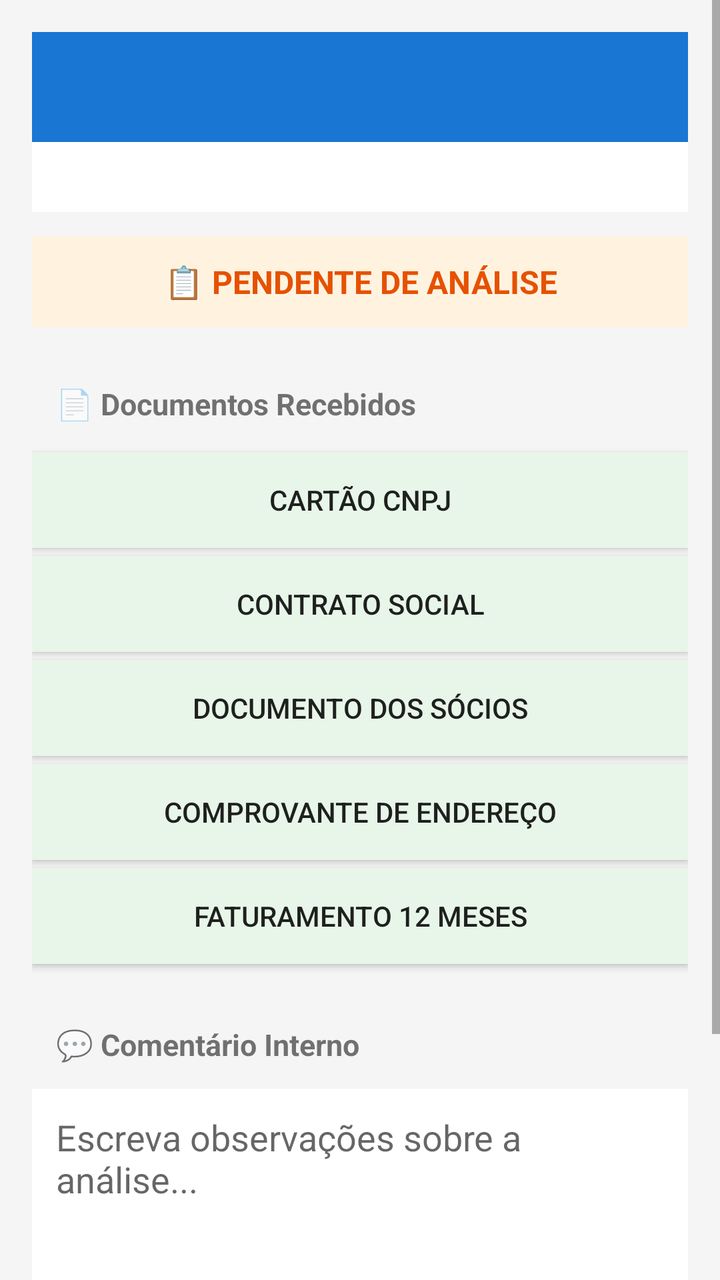
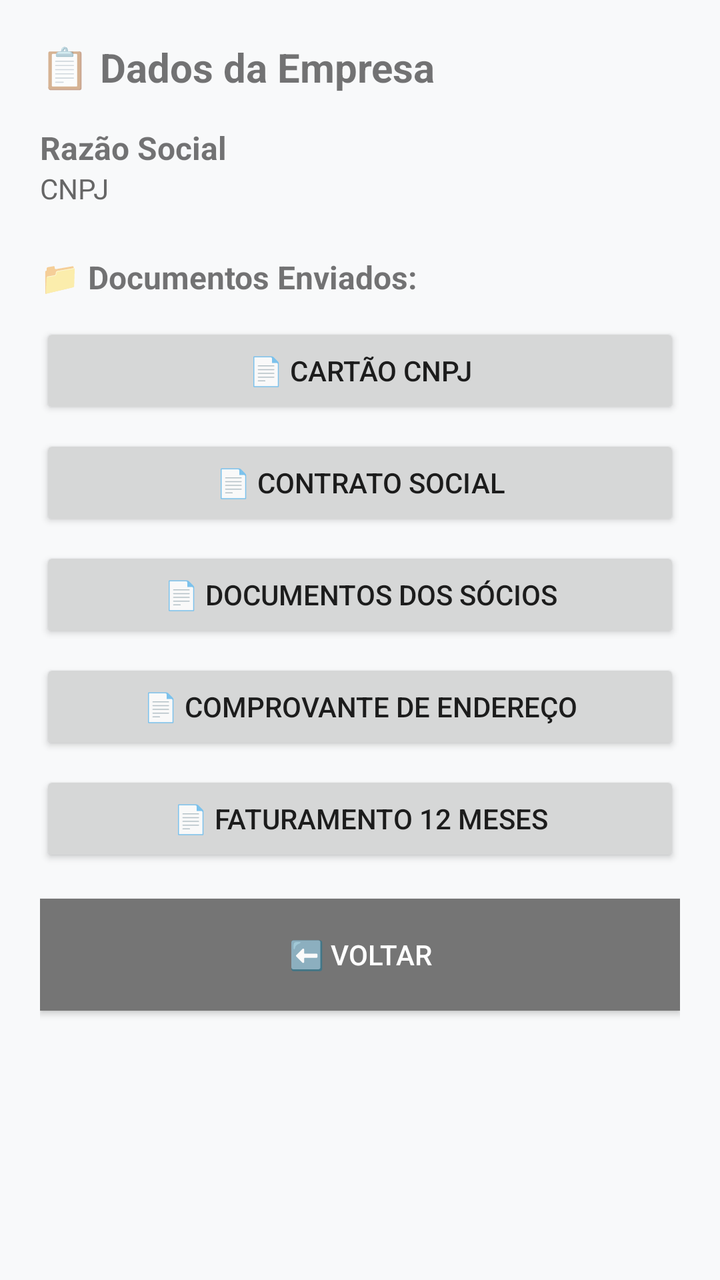

Before-and-after screenshots of an Android layout around one commit, followed by the original layout XML and the change that was made.
<!-- AndroidManifest.xml: application theme Theme.AppCompat.Light.NoActionBar -->
<!-- res/layout/detalhes_empresa.xml -->
<?xml version="1.0" encoding="utf-8"?>
<ScrollView xmlns:android="http://schemas.android.com/apk/res/android"
    android:layout_width="match_parent"
    android:layout_height="match_parent"
    android:background="#F5F5F5">

    <LinearLayout android:layout_width="match_parent" android:layout_height="wrap_content"
        android:orientation="vertical" android:padding="16dp">

        
        <TextView android:id="@+id/detalhe_nome" android:layout_width="match_parent"
            android:layout_height="wrap_content" android:textSize="20sp" android:textStyle="bold"
            android:padding="14dp" android:background="#1976D2" android:textColor="#FFFFFF"/>
        <TextView android:id="@+id/detalhe_cnpj" android:layout_width="match_parent"
            android:layout_height="wrap_content" android:textSize="14sp" android:padding="8dp"
            android:textColor="#555555" android:background="#FFFFFF"/>

        
        <TextView android:id="@+id/status_atual" android:layout_width="match_parent"
            android:layout_height="wrap_content" android:text="📋 PENDENTE DE ANÁLISE"
            android:textSize="16sp" android:textStyle="bold" android:padding="12dp"
            android:layout_marginTop="12dp" android:background="#FFF3E0" android:textColor="#E65100"
            android:gravity="center"/>

        
        <TextView android:layout_width="match_parent" android:layout_height="wrap_content"
            android:text="📄 Documentos Recebidos" android:textSize="15sp" android:textStyle="bold"
            android:padding="12dp" android:layout_marginTop="16dp"/>

        <Button android:id="@+id/doc1" android:layout_width="match_parent" android:layout_height="48dp"
            android:layout_marginVertical="2dp" android:text="Cartão CNPJ" android:background="#E8F5E9"/>
        <Button android:id="@+id/doc2" android:layout_width="match_parent" android:layout_height="48dp"
            android:layout_marginVertical="2dp" android:text="Contrato Social" android:background="#E8F5E9"/>
        <Button android:id="@+id/doc3" android:layout_width="match_parent" android:layout_height="48dp"
            android:layout_marginVertical="2dp" android:text="Documento dos Sócios" android:background="#E8F5E9"/>
        <Button android:id="@+id/doc4" android:layout_width="match_parent" android:layout_height="48dp"
            android:layout_marginVertical="2dp" android:text="Comprovante de Endereço" android:background="#E8F5E9"/>
        <Button android:id="@+id/doc5" android:layout_width="match_parent" android:layout_height="48dp"
            android:layout_marginVertical="2dp" android:text="Faturamento 12 Meses" android:background="#E8F5E9"/>

        
        <TextView android:layout_width="match_parent" android:layout_height="wrap_content"
            android:text="💬 Comentário Interno" android:textSize="15sp" android:textStyle="bold"
            android:padding="12dp" android:layout_marginTop="16dp"/>
        <EditText android:id="@+id/campo_comentario" android:layout_width="match_parent"
            android:layout_height="100dp" android:hint="Escreva observações sobre a análise..."
            android:padding="12dp" android:background="#FFFFFF" android:gravity="top"/>
        <Button android:id="@+id/botao_salvar_comentario" android:layout_width="match_parent"
            android:layout_height="48dp" android:text="💾 SALVAR COMENTÁRIO"
            android:background="#607D8B" android:textColor="#FFFFFF" android:layout_marginTop="8dp"/>

        
        <LinearLayout android:layout_width="match_parent"
    android:layout_height="wrap_content"
    android:orientation="horizontal"
    android:layout_marginTop="20dp">
            
            <Button android:id="@+id/botao_aprovado"
    android:layout_width="0dp"
    android:layout_height="56dp"
    android:layout_weight="1"
    android:layout_marginHorizontal="4dp"
    android:text="✅ APROVAR"
    android:background="#2E7D32"
    android:textColor="#FFFFFF"
    android:textSize="15sp"/>

<Button android:id="@+id/botao_rejeitado"
    android:layout_width="0dp"
    android:layout_height="56dp"
    android:layout_weight="1"
    android:layout_marginHorizontal="4dp"
    android:text="❌ REJEITAR"
    android:background="#C62828"
    android:textColor="#FFFFFF"
    android:textSize="15sp"/>
            
        </LinearLayout>

    </LinearLayout>
</ScrollView>
<!-- resources referenced by this layout -->
<resources>

</resources>

<!-- the commit's change to res/layout/detalhes_empresa.xml (unified diff, before → after) -->
@@ -1,81 +1,56 @@
 <?xml version="1.0" encoding="utf-8"?>
-<ScrollView xmlns:android="http://schemas.android.com/apk/res/android"
+<LinearLayout xmlns:android="http://schemas.android.com/apk/res/android"
     android:layout_width="match_parent"
     android:layout_height="match_parent"
-    android:background="#F5F5F5">
+    android:orientation="vertical"
+    android:padding="20dp"
+    android:background="#F8F9FA">
 
-    <LinearLayout android:layout_width="match_parent" android:layout_height="wrap_content"
-        android:orientation="vertical" android:padding="16dp">
+    <TextView
+        android:layout_width="match_parent"
+        android:layout_height="wrap_content"
+        android:text="📋 Dados da Empresa"
+        android:textSize="20sp"
+        android:textStyle="bold"
+        android:layout_marginBottom="16dp"/>
 
-        
-        <TextView android:id="@+id/detalhe_nome" android:layout_width="match_parent"
-            android:layout_height="wrap_content" android:textSize="20sp" android:textStyle="bold"
-            android:padding="14dp" android:background="#1976D2" android:textColor="#FFFFFF"/>
-        <TextView android:id="@+id/detalhe_cnpj" android:layout_width="match_parent"
-            android:layout_height="wrap_content" android:textSize="14sp" android:padding="8dp"
-            android:textColor="#555555" android:background="#FFFFFF"/>
+    <TextView
+        android:id="@+id/detalhe_razao"
+        android:layout_width="match_parent"
+        android:layout_height="wrap_content"
+        android:text="Razão Social"
+        android:textSize="16sp"
+        android:textStyle="bold"/>
 
-        
-        <TextView android:id="@+id/status_atual" android:layout_width="match_parent"
-            android:layout_height="wrap_content" android:text="📋 PENDENTE DE ANÁLISE"
-            android:textSize="16sp" android:textStyle="bold" android:padding="12dp"
-            android:layout_marginTop="12dp" android:background="#FFF3E0" android:textColor="#E65100"
-            android:gravity="center"/>
+    <TextView
+        android:id="@+id/detalhe_cnpj"
+        android:layout_width="match_parent"
+        android:layout_height="wrap_content"
+        android:text="CNPJ"
+        android:textSize="14sp"
+        android:textColor="#666666"
+        android:layout_marginBottom="24dp"/>
 
-        
-        <TextView android:layout_width="match_parent" android:layout_height="wrap_content"
-            android:text="📄 Documentos Recebidos" android:textSize="15sp" android:textStyle="bold"
-            android:padding="12dp" android:layout_marginTop="16dp"/>
+    <TextView
+        android:layout_width="match_parent"
+        android:layout_height="wrap_content"
+        android:text="📁 Documentos Enviados:"
+        android:textSize="16sp"
+        android:textStyle="bold"
+        android:layout_marginBottom="12dp"/>
 
-        <Button android:id="@+id/doc1" android:layout_width="match_parent" android:layout_height="48dp"
-            android:layout_marginVertical="2dp" android:text="Cartão CNPJ" android:background="#E8F5E9"/>
-        <Button android:id="@+id/doc2" android:layout_width="match_parent" android:layout_height="48dp"
-            android:layout_marginVertical="2dp" android:text="Contrato Social" android:background="#E8F5E9"/>
-        <Button android:id="@+id/doc3" android:layout_width="match_parent" android:layout_height="48dp"
-            android:layout_marginVertical="2dp" android:text="Documento dos Sócios" android:background="#E8F5E9"/>
-        <Button android:id="@+id/doc4" android:layout_width="match_parent" android:layout_height="48dp"
-            android:layout_marginVertical="2dp" android:text="Comprovante de Endereço" android:background="#E8F5E9"/>
-        <Button android:id="@+id/doc5" android:layout_width="match_parent" android:layout_height="48dp"
-            android:layout_marginVertical="2dp" android:text="Faturamento 12 Meses" android:background="#E8F5E9"/>
+    <Button android:id="@+id/ver_cnpj" android:layout_width="match_parent" android:layout_height="wrap_content" android:text="📄 Cartão CNPJ" android:layout_marginBottom="8dp"/>
+    <Button android:id="@+id/ver_contrato" android:layout_width="match_parent" android:layout_height="wrap_content" android:text="📄 Contrato Social" android:layout_marginBottom="8dp"/>
+    <Button android:id="@+id/ver_socios" android:layout_width="match_parent" android:layout_height="wrap_content" android:text="📄 Documentos dos Sócios" android:layout_marginBottom="8dp"/>
+    <Button android:id="@+id/ver_endereco" android:layout_width="match_parent" android:layout_height="wrap_content" android:text="📄 Comprovante de Endereço" android:layout_marginBottom="8dp"/>
+    <Button android:id="@+id/ver_faturamento" android:layout_width="match_parent" android:layout_height="wrap_content" android:text="📄 Faturamento 12 Meses" android:layout_marginBottom="16dp"/>
 
-        
-        <TextView android:layout_width="match_parent" android:layout_height="wrap_content"
-            android:text="💬 Comentário Interno" android:textSize="15sp" android:textStyle="bold"
-            android:padding="12dp" android:layout_marginTop="16dp"/>
-        <EditText android:id="@+id/campo_comentario" android:layout_width="match_parent"
-            android:layout_height="100dp" android:hint="Escreva observações sobre a análise..."
-            android:padding="12dp" android:background="#FFFFFF" android:gravity="top"/>
-        <Button android:id="@+id/botao_salvar_comentario" android:layout_width="match_parent"
-            android:layout_height="48dp" android:text="💾 SALVAR COMENTÁRIO"
-            android:background="#607D8B" android:textColor="#FFFFFF" android:layout_marginTop="8dp"/>
+    <Button
+        android:layout_width="match_parent"
+        android:layout_height="56dp"
+        android:text="⬅️ Voltar"
+        android:background="#757575"
+        android:textColor="#FFFFFF"
+        android:onClick="finish"/>
 
-        
-        <LinearLayout android:layout_width="match_parent"
-    android:layout_height="wrap_content"
-    android:orientation="horizontal"
-    android:layout_marginTop="20dp">
-            
-            <Button android:id="@+id/botao_aprovado"
-    android:layout_width="0dp"
-    android:layout_height="56dp"
-    android:layout_weight="1"
-    android:layout_marginHorizontal="4dp"
-    android:text="✅ APROVAR"
-    android:background="#2E7D32"
-    android:textColor="#FFFFFF"
-    android:textSize="15sp"/>
-
-<Button android:id="@+id/botao_rejeitado"
-    android:layout_width="0dp"
-    android:layout_height="56dp"
-    android:layout_weight="1"
-    android:layout_marginHorizontal="4dp"
-    android:text="❌ REJEITAR"
-    android:background="#C62828"
-    android:textColor="#FFFFFF"
-    android:textSize="15sp"/>
-            
-        </LinearLayout>
-
-    </LinearLayout>
-</ScrollView>
+</LinearLayout>
